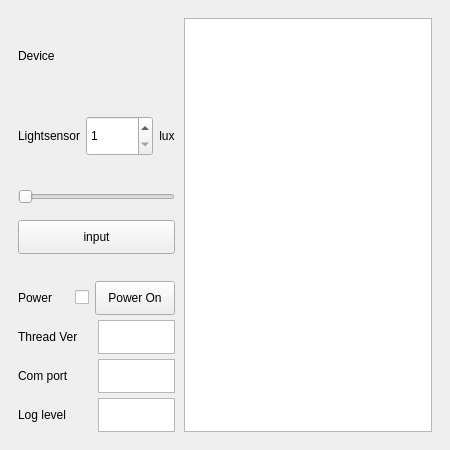
First picture: the form in res/view/lightsensor.ui, repository Samsung/ioter, before the edit.
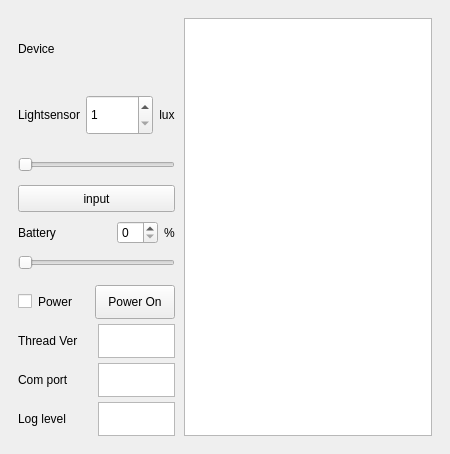
Second picture: the form after the edit.

Commit message: battery status ui update

Patch:
```diff
--- a/res/view/lightsensor.ui
+++ b/res/view/lightsensor.ui
@@ -7,7 +7,7 @@
     <x>0</x>
     <y>0</y>
     <width>450</width>
-    <height>450</height>
+    <height>454</height>
    </rect>
   </property>
   <property name="windowTitle">
@@ -151,7 +151,7 @@
             <number>6</number>
            </property>
            <item>
-            <layout class="QVBoxLayout" name="verticalLayout_7" stretch="1,1,1">
+             <layout class="QVBoxLayout" name="verticalLayout_7" stretch="1,1,1,1">
              <item>
               <layout class="QHBoxLayout" name="horizontalLayout_6" stretch="1">
                <item>
@@ -246,20 +246,72 @@
                </item>
               </layout>
              </item>
+              <item>
+               <layout class="QVBoxLayout" name="verticalLayout_10" stretch="1,1">
+                <property name="spacing">
+                 <number>0</number>
+                </property>
+                <property name="topMargin">
+                 <number>0</number>
+                </property>
+                <item>
+                 <layout class="QHBoxLayout" name="horizontalLayout_5" stretch="1,0,0">
+                  <property name="spacing">
+                   <number>6</number>
+                  </property>
+                  <item>
+                   <widget class="QLabel" name="labelDeviceBattery">
+                    <property name="sizePolicy">
+                     <sizepolicy hsizetype="Preferred" vsizetype="Preferred">
+                      <horstretch>0</horstretch>
+                      <verstretch>0</verstretch>
+                     </sizepolicy>
+                    </property>
+                    <property name="text">
+                     <string>Battery</string>
+                    </property>
+                    <property name="alignment">
+                     <set>Qt::AlignLeading|Qt::AlignLeft|Qt::AlignVCenter</set>
+                    </property>
+                   </widget>
+                  </item>
+                  <item>
+                   <widget class="QSpinBox" name="spinboxBattery"/>
+                  </item>
+                  <item>
+                   <widget class="QLabel" name="labelBatteryPercent">
+                    <property name="sizePolicy">
+                     <sizepolicy hsizetype="Preferred" vsizetype="Preferred">
+                      <horstretch>0</horstretch>
+                      <verstretch>0</verstretch>
+                     </sizepolicy>
+                    </property>
+                    <property name="text">
+                     <string>%</string>
+                    </property>
+                    <property name="alignment">
+                     <set>Qt::AlignLeading|Qt::AlignLeft|Qt::AlignVCenter</set>
+                    </property>
+                   </widget>
+                  </item>
             </layout>
            </item>
            <item>
-            <spacer name="horizontalSpacer">
+                 <widget class="QSlider" name="horizontalSliderBattery">
+                  <property name="sizePolicy">
+                   <sizepolicy hsizetype="Expanding" vsizetype="Preferred">
+                    <horstretch>0</horstretch>
+                    <verstretch>0</verstretch>
+                   </sizepolicy>
+                  </property>
              <property name="orientation">
               <enum>Qt::Horizontal</enum>
              </property>
-             <property name="sizeHint" stdset="0">
-              <size>
-               <width>40</width>
-               <height>20</height>
-              </size>
-             </property>
-            </spacer>
+                 </widget>
+                </item>
+               </layout>
+              </item>
+             </layout>
            </item>
           </layout>
          </widget>
@@ -277,14 +329,7 @@
             <number>1</number>
            </property>
            <item>
-            <layout class="QHBoxLayout" name="horizontalLayout_6" stretch="1,0,0">
-             <item>
-              <widget class="QLabel" name="labelPower">
-               <property name="text">
-                <string>Power</string>
-               </property>
-              </widget>
-             </item>
+             <layout class="QHBoxLayout" name="horizontalLayout_6" stretch="0,0,1">
              <item>
               <widget class="QCheckBox" name="chkbox_auto">
                <property name="toolTip">
@@ -308,6 +353,13 @@
                </property>
               </spacer>
              </item>
+              <item>
+               <widget class="QLabel" name="labelPower">
+                <property name="text">
+                 <string>Power</string>
+                </property>
+               </widget>
+              </item>
             </layout>
            </item>
            <item>
```
Lines whose indentation alone changed are shown as unchanged. The commit also changes 8 other files.
